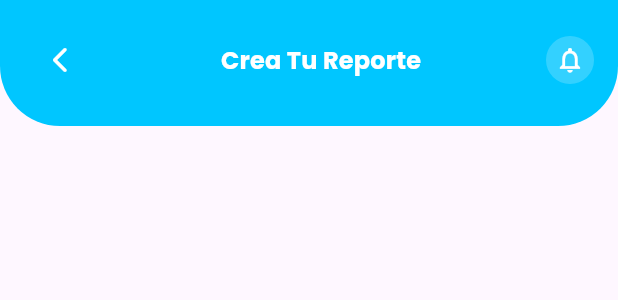
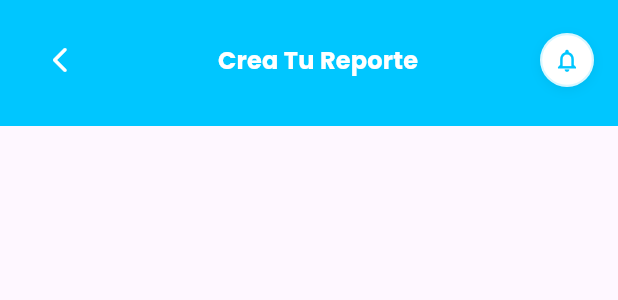
Before and after one commit to JavierS2/safe-map-app, a Flutter app: the ReportHeader widget shown alone on an empty page, opened directly, on a phone screen of 412 x 824 dp. Shown: the top 300 px of the screen. Run offline on Flutter 3.47's test engine with Material 3 defaults, Android fonts, the phone set to English and light mode, and no system bars; our stand-ins replace google_fonts.

Commit message:
feat(report): match create Report visuals to home, overlap rounded white panel, unify notification icon/spacing

```diff
--- a/lib/screens/report/widgets/report_header.dart
+++ b/lib/screens/report/widgets/report_header.dart
@@ -7,13 +7,9 @@ class ReportHeader extends StatelessWidget {
   @override
   Widget build(BuildContext context) {
     return Container(
-      padding:
-          const EdgeInsets.only(left: 16, right: 16, top: 16, bottom: 20),
+      padding: const EdgeInsets.only(left: 16, right: 16, top: 16, bottom: 20),
       decoration: const BoxDecoration(
         color: AppColors.primary,
-        borderRadius: BorderRadius.vertical(
-          bottom: Radius.circular(40),
-        ),
       ),
       child: Row(
         children: [
@@ -36,16 +32,29 @@ class ReportHeader extends StatelessWidget {
           ),
           const Spacer(),
           Container(
-            width: 32,
-            height: 32,
+            width: 36,
+            height: 36,
             decoration: BoxDecoration(
-              color: Colors.white.withOpacity(0.2),
+              color: Colors.white,
               shape: BoxShape.circle,
+              border: Border.all(
+                color: AppColors.primary.withOpacity(0.15),
+                width: 1.5,
+              ),
+              boxShadow: [
+                BoxShadow(
+                  color: Colors.black.withOpacity(0.06),
+                  blurRadius: 6,
+                  offset: Offset(0, 2),
+                ),
+              ],
             ),
-            child: const Icon(
-              Icons.notifications_none,
-              color: Colors.white,
-              size: 20,
+            child: Center(
+              child: Icon(
+                Icons.notifications_none,
+                color: AppColors.primary,
+                size: 18,
+              ),
             ),
           ),
         ],
```
Also changed, not shown: lib/screens/report/create_report_screen.dart (+19 -2 lines).
